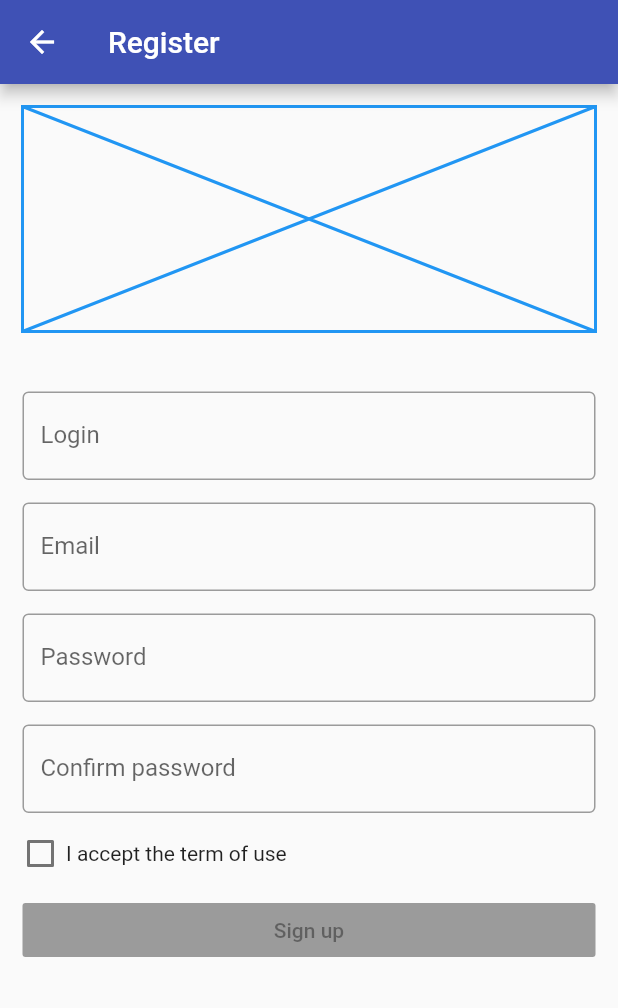
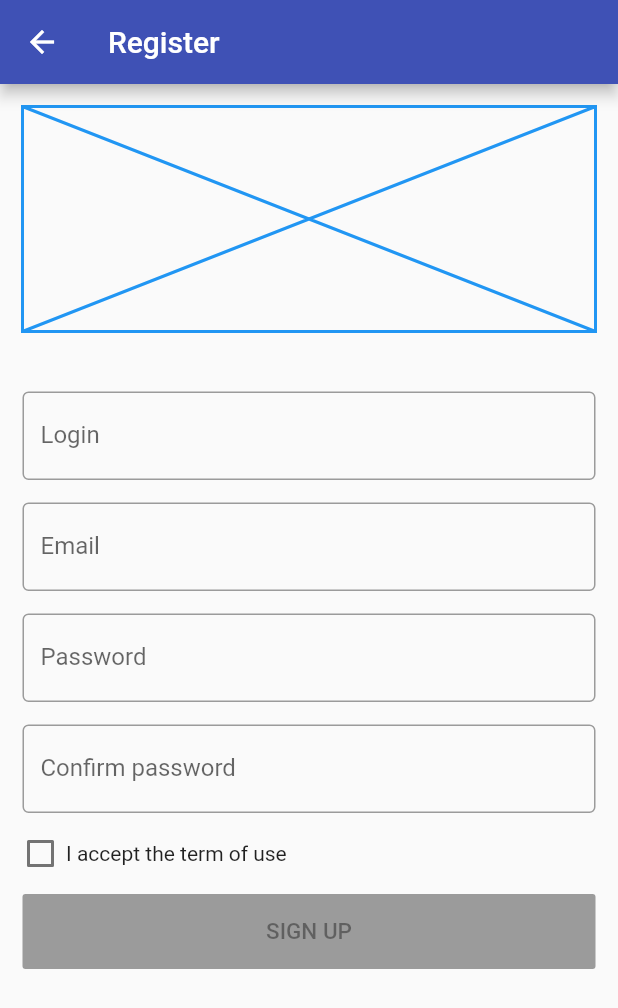
Before and after one commit to merlinofcha0s/sortyquizz-app, a Flutter app: the RegisterScreen screen opened by its route, on a phone screen of 412 x 824 dp. Shown: the top 1008 px of the screen. Run offline on Flutter 3.47's test engine with Material 2 defaults, Android fonts, the phone set to English and light mode, and no system bars; our stand-ins replace rxdart; missing offline and left inert: dart_json_mapper.

Commit message:
- Loading state when calling the API - Refactore form code for readability - Success UI when registered successfuly
#4gkhq2

```diff
--- a/lib/bloc/register_bloc.dart
+++ b/lib/bloc/register_bloc.dart
@@ -15,6 +15,7 @@ class RegisterBloc extends Bloc with ValidatorMixin {
   final _termsAndConditions = BehaviorSubject<bool>();
   final _generalValidation = BehaviorSubject<bool>();
   final _successRegister = BehaviorSubject<bool>();
+  final _isLoading = BehaviorSubject<bool>();
 
   final accountRepository = AccountRepository();
 
@@ -32,7 +33,9 @@ class RegisterBloc extends Bloc with ValidatorMixin {
 
   Stream<bool> get generalValidationStream => _generalValidation.stream;
 
-  Stream<bool> get successRegister => _successRegister.stream;
+  Stream<bool> get successRegisterStream => _successRegister.stream;
+
+  Stream<bool> get isLoadingStream => _isLoading.stream;
 
   Function(String) get changeLogin => _login.sink.add;
 
@@ -56,9 +59,12 @@ class RegisterBloc extends Bloc with ValidatorMixin {
       termsAndConditionsStream,
       (l, e, p, cp, tc) => true);
 
-  RegisterBloc() {}
+  RegisterBloc() {
+    _isLoading.sink.add(false);
+  }
 
   submit() async {
+    _isLoading.sink.add(true);
     final String login = _login.value;
     final String email = _email.value;
     final String password = _password.value;
@@ -86,6 +92,7 @@ class RegisterBloc extends Bloc with ValidatorMixin {
     }
 
     _successRegister.sink.add(registerSuccess);
+    _isLoading.sink.add(false);
   }
 
   @override
--- a/lib/ui/account/register/RegisterScreen.dart
+++ b/lib/ui/account/register/RegisterScreen.dart
@@ -3,6 +3,8 @@ import 'package:SortyQuizz/bloc/register_bloc.dart';
 import 'package:SortyQuizz/keys.dart';
 import 'package:flutter/material.dart';
 import 'package:flutter/widgets.dart';
+
+import '../../../routes.dart';
 
 class RegisterScreen extends StatelessWidget {
   RegisterScreen() : super(key: QuizzKeys.registerScreen);
@@ -17,14 +19,28 @@ class RegisterScreen extends StatelessWidget {
         body: SingleChildScrollView(
           padding: const EdgeInsets.all(15.0),
           child: Column(children: <Widget>[
+            header(),
+            successZone(registerBloc),
+            registerForm(registerBloc)
+          ]),
+        ));
+  }
+
+  Widget header() {
+    return Column(
+      children: <Widget>[
         Placeholder(
           color: Colors.blue,
           fallbackHeight: 150,
         ),
-            Padding(padding: EdgeInsets.symmetric(vertical: 20)),
-            successZone(registerBloc),
-            StreamBuilder<bool>(
-              stream: registerBloc.successRegister,
+        Padding(padding: EdgeInsets.symmetric(vertical: 20))
+      ],
+    );
+  }
+
+  Widget registerForm(RegisterBloc registerBloc) {
+    return StreamBuilder<bool>(
+        stream: registerBloc.successRegisterStream,
         builder: (context, snapshot) {
           return Visibility(
             visible: !snapshot.hasData || !snapshot.data,
@@ -40,10 +56,7 @@ class RegisterScreen extends StatelessWidget {
               ]),
             ),
           );
-              }
-            )
-          ]),
-        ));
+        });
   }
 
   Widget loginField(RegisterBloc registerBloc) {
@@ -160,25 +173,67 @@ class RegisterScreen extends StatelessWidget {
   Widget submit(RegisterBloc registerBloc) {
     return StreamBuilder(
         stream: registerBloc.submitValid,
-        builder: (context, snapshot) {
+        builder: (context, snapshotSubmit) {
           return RaisedButton(
             color: Colors.blue,
             child: Container(
                 width: MediaQuery.of(context).size.width,
-                child: Center(child: Text('Sign up'))),
-            onPressed:
-                snapshot.hasData ? registerBloc.submit : null,
+                height: 50,
+                child: StreamBuilder<bool>(
+                  stream: registerBloc.isLoadingStream,
+                  builder: (context, snapshotLoading) {
+                    return Center(
+                      child: Visibility(
+                        replacement: CircularProgressIndicator(value: null),
+                        visible: !snapshotLoading.data,
+                        child: Text('Sign up'.toUpperCase(), style: TextStyle(fontSize: 15),),
+                      ),
+                    );
+                  }
+                )),
+            onPressed: snapshotSubmit.hasData ? registerBloc.submit : null,
           );
         });
   }
 
   Widget successZone(RegisterBloc registerBloc) {
+//    check_circle
     return StreamBuilder<bool>(
-        stream: registerBloc.successRegister,
+        stream: registerBloc.successRegisterStream,
         builder: (context, snapshot) {
           return Visibility(
             visible: snapshot.hasData && snapshot.data,
-            child: Text('ALRIGHT !!!!!!'),
+            child: Column(
+              mainAxisAlignment: MainAxisAlignment.center,
+              children: <Widget>[
+                Icon(
+                  Icons.check_circle,
+                  color: Colors.indigoAccent,
+                  size: 125.0,
+                  semanticLabel: 'Register success',
+                ),
+                Padding(
+                  padding: EdgeInsets.only(top: 10),
+                ),
+                Text('Congratulation'.toUpperCase(),
+                    style: TextStyle(fontSize: 30, color: Colors.indigoAccent)),
+                Padding(
+                  padding: EdgeInsets.only(top: 10),
+                ),
+                Text('You have successfuly registered'),
+                Padding(
+                  padding: EdgeInsets.only(top: 30),
+                ),
+                RaisedButton(
+                  color: Colors.blue,
+                  child: Container(
+                      width: MediaQuery.of(context).size.width * 0.3,
+                      child: Center(child: Text('Sign in'))),
+                  onPressed: () =>
+                      Navigator.pushNamed(context, QuizzRoutes.home),
+                )
+              ],
+            ),
           );
         });
   }
```
Lines whose indentation alone changed are shown as unchanged.
